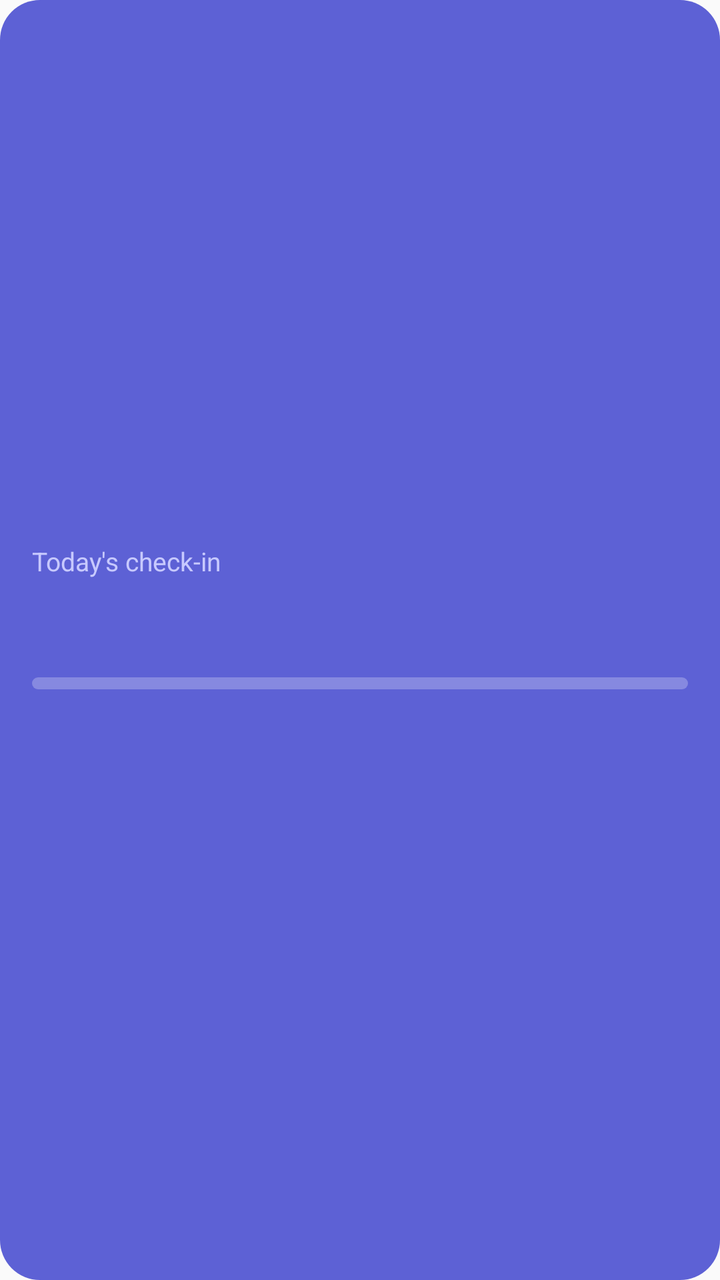
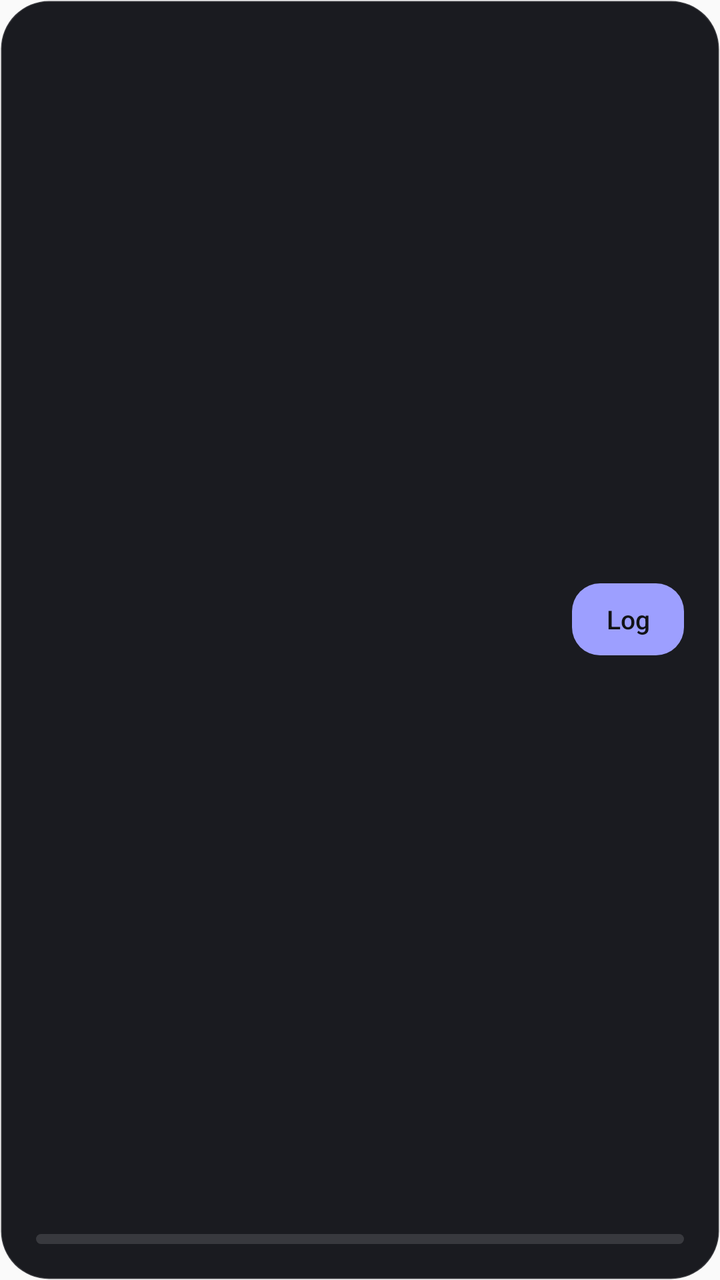

The first picture is an Android layout as it rendered before a commit; the second is the same layout after the commit. The layout source and the unified diff follow.
<!-- AndroidManifest.xml: application theme AppTheme -->
<!-- res/layout/widget_today.xml -->
<?xml version="1.0" encoding="utf-8"?>
<LinearLayout xmlns:android="http://schemas.android.com/apk/res/android"
    android:id="@+id/widget_root"
    android:layout_width="match_parent"
    android:layout_height="match_parent"
    android:background="@drawable/widget_background"
    android:gravity="center_vertical"
    android:orientation="vertical"
    android:padding="16dp">

    <TextView
        android:layout_width="wrap_content"
        android:layout_height="wrap_content"
        android:text="@string/widget_title"
        android:textColor="#C7C9FF"
        android:textSize="13sp" />

    <TextView
        android:id="@+id/widget_count"
        android:layout_width="wrap_content"
        android:layout_height="wrap_content"
        android:textColor="#FFFFFF"
        android:textSize="34sp"
        android:textStyle="bold" />

    <ProgressBar
        android:id="@+id/widget_progress"
        style="@android:style/Widget.ProgressBar.Horizontal"
        android:layout_width="match_parent"
        android:layout_height="6dp"
        android:layout_marginTop="4dp"
        android:progressDrawable="@drawable/widget_progress" />

    <TextView
        android:id="@+id/widget_status"
        android:layout_width="wrap_content"
        android:layout_height="wrap_content"
        android:layout_marginTop="6dp"
        android:textColor="#FFFFFF"
        android:textSize="13sp" />
</LinearLayout>
<!-- resources referenced by this layout -->
<resources>
  <!-- drawable widget_background (drawable) -->
  <?xml version="1.0" encoding="utf-8"?>
  <shape xmlns:android="http://schemas.android.com/apk/res/android">
      <solid android:color="#5D61D5" />
      <corners android:radius="20dp" />
  </shape>
  <!-- drawable widget_progress (drawable) -->
  <?xml version="1.0" encoding="utf-8"?>
  <layer-list xmlns:android="http://schemas.android.com/apk/res/android">
      <item android:id="@android:id/background">
          <shape><solid android:color="#40FFFFFF" /><corners android:radius="3dp" /></shape>
      </item>
      <item android:id="@android:id/progress">
          <clip><shape><solid android:color="#FFFFFF" /><corners android:radius="3dp" /></shape></clip>
      </item>
  </layer-list>
  <string name="widget_title">Today\'s check-in</string>
  <style name="AppTheme" parent="Theme.AppCompat.Light.DarkActionBar">
          
          <item name="colorPrimary">@color/colorPrimary</item>
          <item name="colorPrimaryDark">@color/colorPrimaryDark</item>
          <item name="colorAccent">@color/colorAccent</item>
      </style>
</resources>

<!-- the commit's change to res/layout/widget_today.xml (unified diff, before → after) -->
@@ -1,41 +1,70 @@
 <?xml version="1.0" encoding="utf-8"?>
-<LinearLayout xmlns:android="http://schemas.android.com/apk/res/android"
+<RelativeLayout xmlns:android="http://schemas.android.com/apk/res/android"
     android:id="@+id/widget_root"
     android:layout_width="match_parent"
     android:layout_height="match_parent"
     android:background="@drawable/widget_background"
-    android:gravity="center_vertical"
-    android:orientation="vertical"
-    android:padding="16dp">
+    android:padding="18dp">
 
-    <TextView
-        android:layout_width="wrap_content"
+    <LinearLayout
+        android:layout_width="match_parent"
         android:layout_height="wrap_content"
-        android:text="@string/widget_title"
-        android:textColor="#C7C9FF"
-        android:textSize="13sp" />
+        android:layout_centerVertical="true"
+        android:orientation="vertical">
 
-    <TextView
-        android:id="@+id/widget_count"
-        android:layout_width="wrap_content"
-        android:layout_height="wrap_content"
-        android:textColor="#FFFFFF"
-        android:textSize="34sp"
-        android:textStyle="bold" />
+        <LinearLayout
+            android:layout_width="match_parent"
+            android:layout_height="wrap_content"
+            android:gravity="center_vertical"
+            android:orientation="horizontal">
+
+            <TextView
+                android:id="@+id/widget_count"
+                android:layout_width="wrap_content"
+                android:layout_height="wrap_content"
+                android:fontFamily="sans-serif-medium"
+                android:includeFontPadding="false"
+                android:letterSpacing="-0.02"
+                android:textColor="@color/widget_ink"
+                android:textSize="32sp" />
+
+            <LinearLayout
+                android:layout_width="0dp"
+                android:layout_height="1dp"
+                android:layout_weight="1"
+                android:orientation="horizontal" />
+
+            <TextView
+                android:id="@+id/widget_log"
+                android:layout_width="wrap_content"
+                android:layout_height="36dp"
+                android:background="@drawable/widget_log_button"
+                android:fontFamily="sans-serif-medium"
+                android:gravity="center"
+                android:minWidth="56dp"
+                android:paddingStart="16dp"
+                android:paddingEnd="16dp"
+                android:text="@string/widget_log"
+                android:textColor="@color/widget_on_accent"
+                android:textSize="13sp" />
+        </LinearLayout>
+
+        <TextView
+            android:id="@+id/widget_status"
+            android:layout_width="match_parent"
+            android:layout_height="wrap_content"
+            android:layout_marginTop="4dp"
+            android:ellipsize="end"
+            android:maxLines="2"
+            android:textColor="@color/widget_mute"
+            android:textSize="12sp" />
+    </LinearLayout>
 
     <ProgressBar
         android:id="@+id/widget_progress"
         style="@android:style/Widget.ProgressBar.Horizontal"
         android:layout_width="match_parent"
-        android:layout_height="6dp"
-        android:layout_marginTop="4dp"
+        android:layout_height="5dp"
+        android:layout_alignParentBottom="true"
         android:progressDrawable="@drawable/widget_progress" />
-
-    <TextView
-        android:id="@+id/widget_status"
-        android:layout_width="wrap_content"
-        android:layout_height="wrap_content"
-        android:layout_marginTop="6dp"
-        android:textColor="#FFFFFF"
-        android:textSize="13sp" />
-</LinearLayout>
+</RelativeLayout>
<!-- resource entries referenced after the edit -->
@@ -1,27 +1,49 @@
 <!-- resources referenced by this layout -->
 <resources>
+  <color name="widget_ink">#F2F1EE</color>
+  <color name="widget_mute">#AAA9A6</color>
+  <color name="widget_on_accent">#121316</color>
   <!-- drawable widget_background (drawable) -->
   <?xml version="1.0" encoding="utf-8"?>
   <shape xmlns:android="http://schemas.android.com/apk/res/android">
-      <solid android:color="#5D61D5" />
-      <corners android:radius="20dp" />
+      <solid android:color="@color/widget_surface" />
+      <stroke android:width="1dp" android:color="@color/widget_stroke" />
+      <corners android:radius="24dp" />
+  </shape>
+  <!-- drawable widget_log_button (drawable) -->
+  <?xml version="1.0" encoding="utf-8"?>
+  <shape xmlns:android="http://schemas.android.com/apk/res/android">
+      <solid android:color="@color/widget_accent" />
+      <corners android:radius="14dp" />
   </shape>
   <!-- drawable widget_progress (drawable) -->
   <?xml version="1.0" encoding="utf-8"?>
   <layer-list xmlns:android="http://schemas.android.com/apk/res/android">
       <item android:id="@android:id/background">
-          <shape><solid android:color="#40FFFFFF" /><corners android:radius="3dp" /></shape>
+          <shape>
+              <solid android:color="@color/widget_track" />
+              <corners android:radius="3dp" />
+          </shape>
       </item>
       <item android:id="@android:id/progress">
-          <clip><shape><solid android:color="#FFFFFF" /><corners android:radius="3dp" /></shape></clip>
+          <clip>
+              <shape>
+                  <solid android:color="@color/widget_accent" />
+                  <corners android:radius="3dp" />
+              </shape>
+          </clip>
       </item>
   </layer-list>
-  <string name="widget_title">Today\'s check-in</string>
+  <string name="widget_log">Log</string>
   <style name="AppTheme" parent="Theme.AppCompat.Light.DarkActionBar">
           
           <item name="colorPrimary">@color/colorPrimary</item>
           <item name="colorPrimaryDark">@color/colorPrimaryDark</item>
           <item name="colorAccent">@color/colorAccent</item>
       </style>
+  <color name="widget_surface">#1A1B20</color>
+  <color name="widget_stroke">#26F2F1EE</color>
+  <color name="widget_accent">#9D9FFF</color>
+  <color name="widget_track">#24F2F1EE</color>
 </resources>
 
